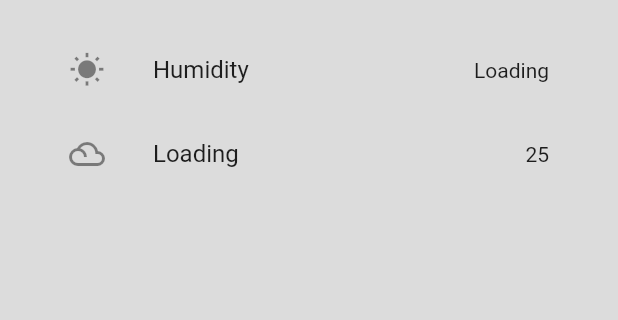
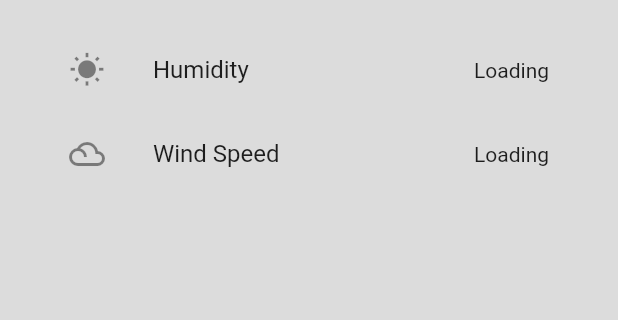
Before and after one commit to AsifMostafiz1/flutter_weather_app, a Flutter app: the screen it shows after launch, on a phone screen of 412 x 824 dp, the part 597-917 px from its top. Run offline on Flutter 3.47's test engine with Material 2 defaults, Android fonts, the phone set to English and light mode, and no system bars; network calls fail.

```diff
--- a/lib/main.dart
+++ b/lib/main.dart
@@ -104,8 +104,8 @@ class _HomeState extends State<Home> {
 
                         ListTile(
                           leading: Icon(Icons.filter_drama_sharp),
-                          title: Text(windSpeed!= null?windSpeed.toString():"Loading"),
-                          trailing: Text("25"),
+                          title: Text("Wind Speed"),
+                          trailing: Text(windSpeed!= null?windSpeed.toString():"Loading"),
                         ),
                       ],
                     ),
```
